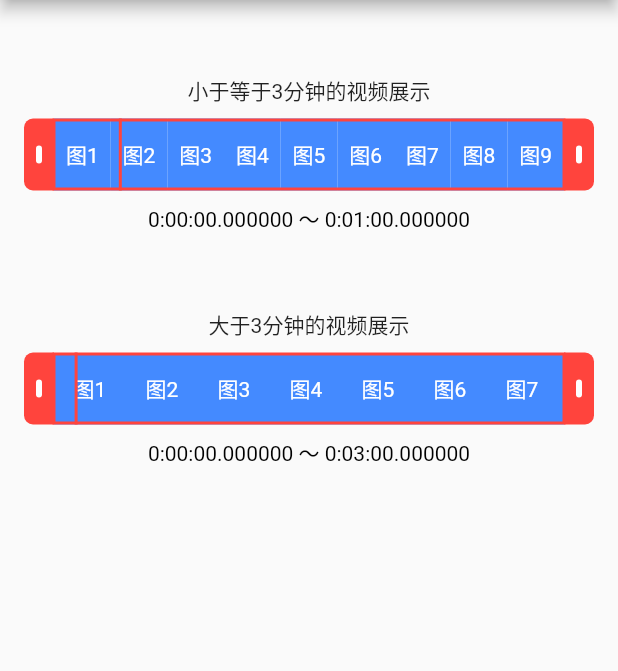
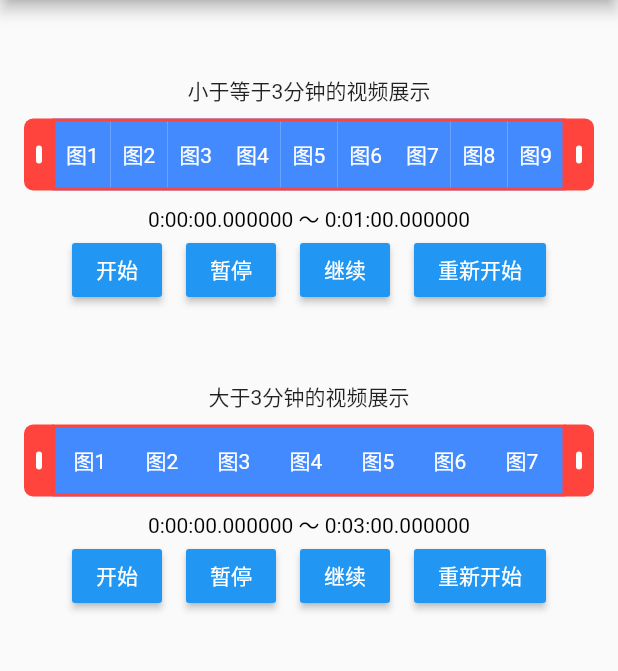
Before and after one commit to Xie-Yin/video_crop_track, a Flutter app: the screen it shows after launch, on a phone screen of 412 x 824 dp, the part 84-755 px from its top. Run offline on Flutter 3.47's test engine with Material 2 defaults, Android fonts, the phone set to English and light mode, and no system bars.

Commit message:
fix: 优化代码，时间线动画由外部控制

```diff
--- a/lib/main.dart
+++ b/lib/main.dart
@@ -58,6 +58,8 @@ class _MyHomePageState extends State<MyHomePage> {
     '图16',
   ];
   final Duration duration2 = Duration(minutes: 4);
+  GlobalKey<VideoTrackWidgetState> key1 = GlobalKey();
+  GlobalKey<VideoTrackWidgetState> key2 = GlobalKey();
 
   @override
   Widget build(BuildContext context) {
@@ -73,6 +75,7 @@ class _MyHomePageState extends State<MyHomePage> {
           Container(
             margin: EdgeInsets.symmetric(horizontal: 16),
             child: VideoTrackWidget(
+              key: key1,
               imgList: list,
               totalDuration: duration,
               onSelectDuration: (start, end) {},
@@ -92,12 +95,14 @@ class _MyHomePageState extends State<MyHomePage> {
               },
             ),
           ),
+          _timelineControl(key1),
           SizedBox(height: 50),
           Text('大于3分钟的视频展示'),
           SizedBox(height: 8),
           Container(
             margin: EdgeInsets.symmetric(horizontal: 16),
             child: VideoTrackWidget(
+              key: key2,
               imgList: list2,
               totalDuration: duration2,
               onSelectDuration: (start, end) {},
@@ -117,8 +122,56 @@ class _MyHomePageState extends State<MyHomePage> {
               },
             ),
           ),
+          _timelineControl(key2),
         ],
       ),
     );
   }
+
+  _timelineControl(GlobalKey<VideoTrackWidgetState> key) {
+    return Row(
+      mainAxisAlignment: MainAxisAlignment.center,
+      children: [
+        MaterialButton(
+          minWidth: 0,
+          child: Text('开始'),
+          color: Colors.blue,
+          textColor: Colors.white,
+          onPressed: () {
+            key.currentState!.startTimelineAnimation();
+          },
+        ),
+        SizedBox(width: 16),
+        MaterialButton(
+          minWidth: 0,
+          child: Text('暂停'),
+          color: Colors.blue,
+          textColor: Colors.white,
+          onPressed: () {
+            key.currentState!.stopTimelineAnimation();
+          },
+        ),
+        SizedBox(width: 16),
+        MaterialButton(
+          minWidth: 0,
+          child: Text('继续'),
+          color: Colors.blue,
+          textColor: Colors.white,
+          onPressed: () {
+            key.currentState!.continueTimelineAnimation();
+          },
+        ),
+        SizedBox(width: 16),
+        MaterialButton(
+          minWidth: 0,
+          child: Text('重新开始'),
+          color: Colors.blue,
+          textColor: Colors.white,
+          onPressed: () {
+            key.currentState!.startTimelineAnimation(reset: true);
+          },
+        )
+      ],
+    );
+  }
 }
--- a/lib/video_track_widget.dart
+++ b/lib/video_track_widget.dart
@@ -21,18 +21,39 @@ class VideoTrackWidget extends StatefulWidget {
   final OnSelectDuration? onSelectDuration;
   final TrackWidgetBuilder trackWidgetBuilder;
 
+  ///拖动反馈
+  final Function? dragDown;
+  final Function? dragUpdate;
+  final Function? dragEnd;
+
   ///视频时长s
   final Duration totalDuration;
 
-  ///图片数量
+  ///轨道最大显示 秒
+  final int maxSecond;
+
+  ///最小截取时间 秒
+  final int minSecond;
+
+  ///图片
   final List<String> imgList;
 
-  VideoTrackWidget(
-      {Key? key,
-      this.onSelectDuration,
-      required this.totalDuration,
-      required this.imgList,
-      required this.trackWidgetBuilder});
+  ///图片数量（用于动态加载计算帧图片宽度）
+  final int? imgCount;
+
+  VideoTrackWidget({
+    Key? key,
+    required this.totalDuration,
+    required this.imgList,
+    required this.trackWidgetBuilder,
+    this.imgCount,
+    this.maxSecond = 180,
+    this.minSecond = 3,
+    this.onSelectDuration,
+    this.dragDown,
+    this.dragUpdate,
+    this.dragEnd,
+  }) : super(key: key);
 
   @override
   State<StatefulWidget> createState() {
@@ -50,7 +71,7 @@ class VideoTrackWidgetState extends State<VideoTrackWidget>
 
   ///左右两边拖拽元素的位置偏移量
   Offset leftEarOffset = Offset.zero;
-  Offset timelineOffset = Offset.zero;
+  Offset timelineOffset = Offset(-1, 0);
   Offset? rightEarOffset;
 
   bool touchLeft = false;
@@ -59,11 +80,6 @@ class VideoTrackWidgetState extends State<VideoTrackWidget>
   ///两个滑块将的最小距离
   late double minInsets;
 
-  ///轨道最大显示180秒
-  int maxSecond = 180;
-
-  ///最小选择的时间 秒
-  int minSelectedSecond = 3;
   late Duration duration;
 
   ///选中的时间
@@ -79,9 +95,9 @@ class VideoTrackWidgetState extends State<VideoTrackWidget>
   void initState() {
     super.initState();
 
-    ///最大只能选择180秒，初始默认选择的时间
-    duration = selectEndDur = widget.totalDuration.inSeconds > maxSecond
-        ? Duration(seconds: maxSecond)
+    ///最大只能选择[widget.maxSecond]，初始默认选择的时间
+    duration = selectEndDur = widget.totalDuration.inSeconds > widget.maxSecond
+        ? Duration(seconds: widget.maxSecond)
         : widget.totalDuration;
   }
 
@@ -97,18 +113,19 @@ class VideoTrackWidgetState extends State<VideoTrackWidget>
               _initView(constraints);
               return GestureDetector(
                 onHorizontalDragDown: (down) {
-                  _hideTimeline();
-                  _stopAnimation();
                   _onDown(down.localPosition);
+                  widget.dragDown?.call();
                 },
                 onHorizontalDragUpdate: (move) {
                   _onMove(move.delta);
+                  _notificationResult();
+                  widget.dragUpdate?.call();
                 },
                 onHorizontalDragEnd: (up) {
                   touchLeft = false;
                   touchRight = false;
-                  _startTimelineAnimation();
                   _notificationResult();
+                  widget.dragEnd?.call();
                 },
                 child: Stack(
                   children: [
@@ -117,7 +134,7 @@ class VideoTrackWidgetState extends State<VideoTrackWidget>
                       right: earSize.width,
                       child: NotificationListener<ScrollNotification>(
                         onNotification: (notification) =>
-                            notificationListener(notification),
+                            _notificationListener(notification),
                         child: SingleChildScrollView(
                           scrollDirection: Axis.horizontal,
                           controller: _scrollController,
@@ -162,51 +179,28 @@ class VideoTrackWidgetState extends State<VideoTrackWidget>
       trackSize = Size(viewSize.width - earSize.width * 2, viewSize.height);
       rightEarOffset = Offset(viewSize.width - earSize.width, 0);
       minInsets = _calcMinInsets();
-      _startTimelineAnimation();
     }
   }
 
-  ///计算最小3秒的间隔 宽度是多少
+  ///计算最小[widget.minSecond]秒的间隔 宽度是多少
   double _calcMinInsets() {
-    return trackSize.width / duration.inSeconds * minSelectedSecond;
+    return trackSize.width / duration.inSeconds * widget.minSecond;
   }
 
   ///滚动监听
-  bool notificationListener(ScrollNotification notification) {
+  bool _notificationListener(ScrollNotification notification) {
     if (notification is ScrollEndNotification) {
-      _startTimelineAnimation();
       _notificationResult();
+      widget.dragEnd?.call();
     } else if (notification is ScrollUpdateNotification) {
       _calcSelectDuration();
+      _notificationResult();
+      widget.dragUpdate?.call();
       setState(() {});
+    } else if (notification is ScrollStartNotification) {
+      widget.dragDown?.call();
     }
     return false;
-  }
-
-  ///时间线动画
-  _startTimelineAnimation() {
-    if (_timelineController != null) return;
-    int selectDuration = selectEndDur.inSeconds - selectStartDur.inSeconds;
-    _timelineController = new AnimationController(
-        duration: Duration(seconds: selectDuration), vsync: this);
-    CurvedAnimation curve =
-        CurvedAnimation(parent: _timelineController!, curve: Curves.linear);
-    Animation animation =
-        Tween(begin: leftEarOffset.dx + earSize.width, end: rightEarOffset!.dx)
-            .animate(curve);
-    animation.addListener(() {
-      setState(() {
-        timelineOffset = Offset(animation.value, 0);
-      });
-    });
-    _timelineController?.repeat();
-  }
-
-  ///隐藏时间线
-  _hideTimeline() {
-    setState(() {
-      timelineOffset = Offset(-1, 0);
-    });
   }
 
   _onDown(Offset offset) {
@@ -280,14 +274,15 @@ class VideoTrackWidgetState extends State<VideoTrackWidget>
   }
 
   ///视频帧
-  ///轨道最长显示180s，多余的超出显示
+  ///轨道最长显示[widget.maxSecond]，多余的超出显示
   ///动态计算每张图片的宽度
   Widget _getImageChild() {
     double width;
-    if (widget.totalDuration.inSeconds > maxSecond) {
+    int count = widget.imgCount ?? widget.imgList.length;
+    if (widget.totalDuration.inSeconds > widget.maxSecond) {
       width = 48;
     } else {
-      width = trackSize.width / widget.imgList.length;
+      width = trackSize.width / count;
     }
     List<Widget> widgets = [];
     for (int i = 0; i < widget.imgList.length; i++) {
@@ -299,8 +294,36 @@ class VideoTrackWidgetState extends State<VideoTrackWidget>
     return Row(children: widgets);
   }
 
+  ///时间线动画
+  startTimelineAnimation({bool reset = false}) {
+    if (_timelineController != null && !reset) return;
+    if (reset) _disposeAnimation();
+    int selectDuration = selectEndDur.inSeconds - selectStartDur.inSeconds;
+    _timelineController = new AnimationController(
+        duration: Duration(seconds: selectDuration), vsync: this);
+    CurvedAnimation curve =
+        CurvedAnimation(parent: _timelineController!, curve: Curves.linear);
+    Animation animation =
+        Tween(begin: leftEarOffset.dx + earSize.width, end: rightEarOffset!.dx)
+            .animate(curve);
+    animation.addListener(() {
+      setState(() {
+        timelineOffset = Offset(animation.value, 0);
+      });
+    });
+    _timelineController?.repeat();
+  }
+
   ///停止时间线动画
-  _stopAnimation() {
+  stopTimelineAnimation() {
+    _timelineController?.stop();
+  }
+
+  continueTimelineAnimation() {
+    _timelineController?.repeat();
+  }
+
+  _disposeAnimation() {
     if (_timelineController == null) return;
     _timelineController?.dispose();
     _timelineController = null;
@@ -308,7 +331,7 @@ class VideoTrackWidgetState extends State<VideoTrackWidget>
 
   @override
   void dispose() {
-    _stopAnimation();
+    _disposeAnimation();
     _scrollController.dispose();
     super.dispose();
   }
```
